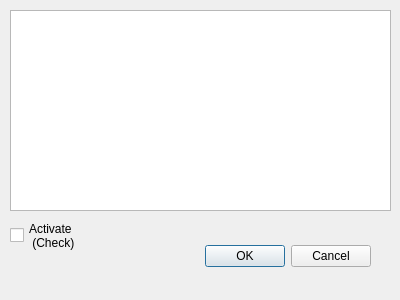
Before: the Qt Designer form ui_vector_selectbypoint.ui in OregonWalks/qgis_vector_selectbypoint, drawn with Qt 5.
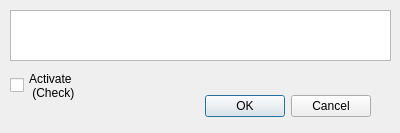
After: the same form once the commit is applied.

Patch:
```diff
--- a/ui_vector_selectbypoint.ui
+++ b/ui_vector_selectbypoint.ui
@@ -7,7 +7,7 @@
     <x>0</x>
     <y>0</y>
     <width>400</width>
-    <height>300</height>
+    <height>133</height>
    </rect>
   </property>
   <property name="windowTitle">
@@ -17,7 +17,7 @@
    <property name="geometry">
     <rect>
      <x>30</x>
-     <y>240</y>
+     <y>90</y>
      <width>341</width>
      <height>32</height>
     </rect>
@@ -35,7 +35,7 @@
      <x>10</x>
      <y>10</y>
      <width>381</width>
-     <height>201</height>
+     <height>51</height>
     </rect>
    </property>
   </widget>
@@ -43,7 +43,7 @@
    <property name="geometry">
     <rect>
      <x>10</x>
-     <y>220</y>
+     <y>70</y>
      <width>89</width>
      <height>31</height>
     </rect>
```
